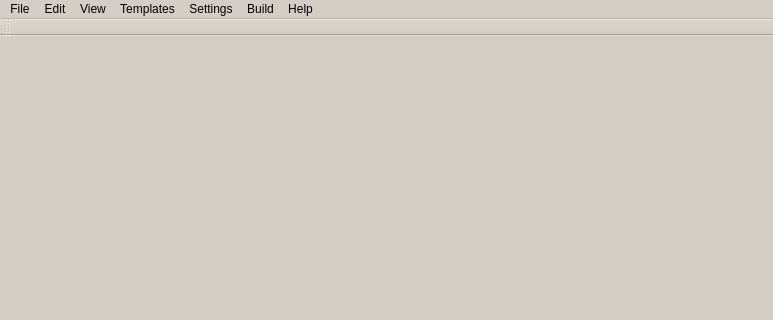
Qt form trunc/src/kuzya.ui (PLLUG/kuzya) before a commit; both pictures show x 0 to 773 and y 0 to 320 of the 773 by 557 pixel window.
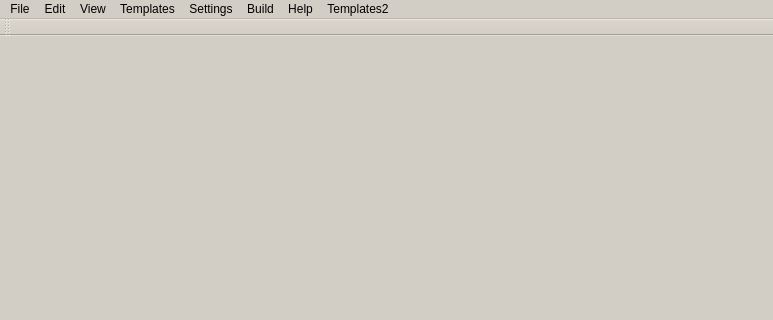
The same form after that commit. Icons and pictures are not drawn.

```diff
--- a/trunc/src/kuzya.ui
+++ b/trunc/src/kuzya.ui
@@ -669,6 +669,11 @@
     <addaction name="actionShrinkFont"/>
     <addaction name="separator"/>
    </widget>
+   <widget class="QMenu" name="menuTemplates2">
+    <property name="title">
+     <string>Templates2</string>
+    </property>
+   </widget>
    <addaction name="menuFile"/>
    <addaction name="menuEdit"/>
    <addaction name="menuView"/>
@@ -676,6 +681,7 @@
    <addaction name="menuSettings"/>
    <addaction name="menuBuild"/>
    <addaction name="menuHelp"/>
+   <addaction name="menuTemplates2"/>
   </widget>
   <widget class="QStatusBar" name="statusbar"/>
   <widget class="QToolBar" name="toolBar">
```
Left out of the diff: 6 changed lines with no effect on the pictures.
